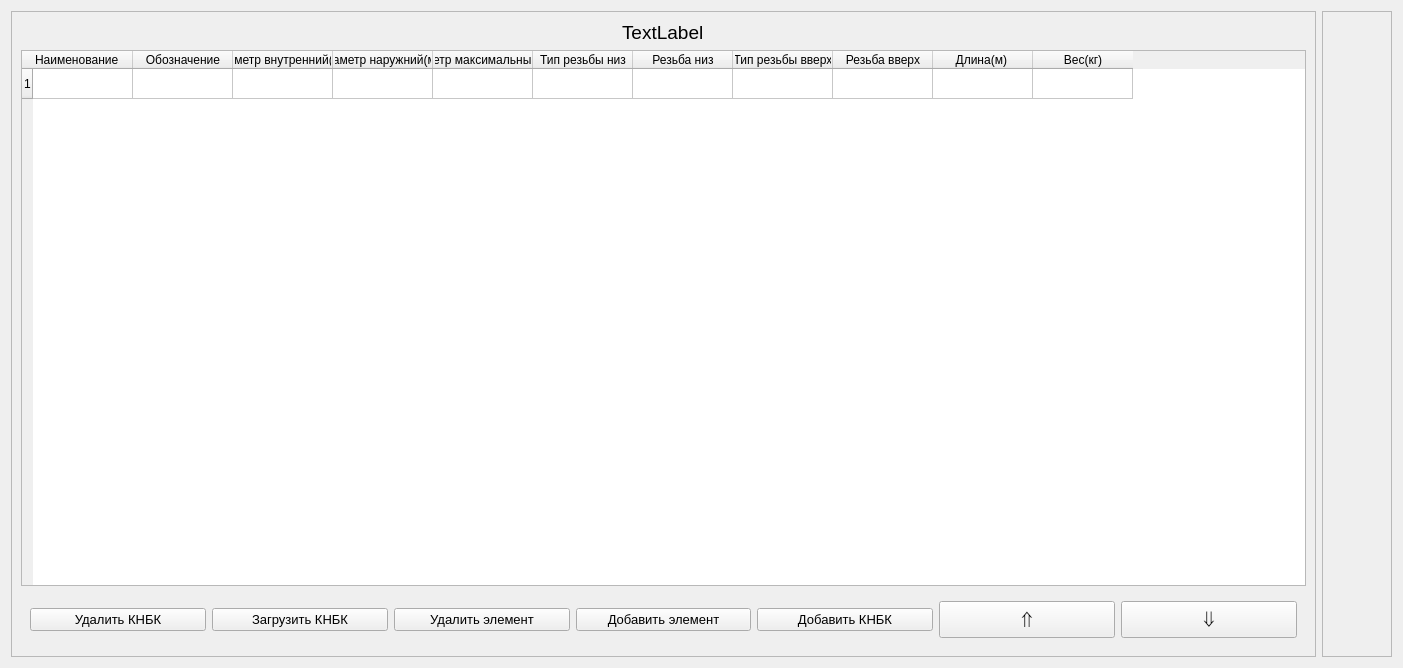
Qt form table.ui (chevashetz/app) before a commit.
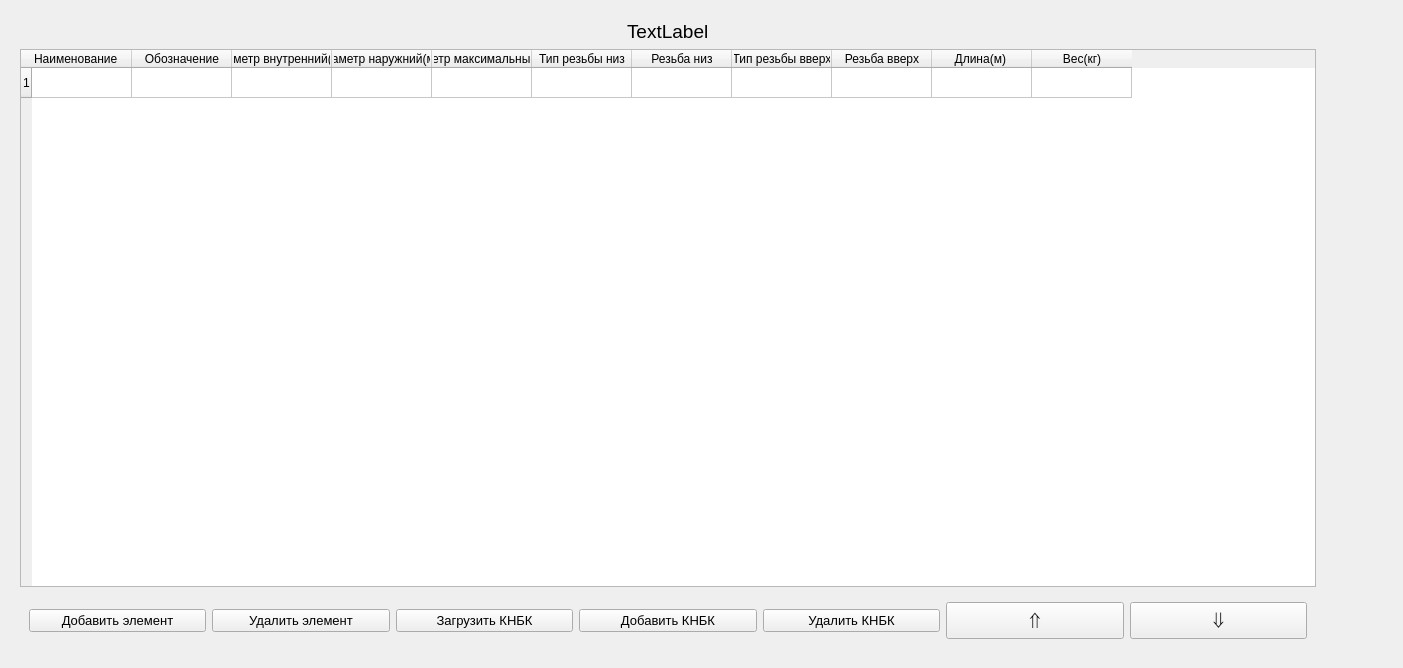
The same form after that commit.

Commit message: fix: Изображения в КНБК

Patch:
```diff
--- a/table.ui
+++ b/table.ui
@@ -26,14 +26,20 @@
    <string>Form</string>
   </property>
   <layout class="QHBoxLayout" name="horizontalLayout_3">
+   <property name="rightMargin">
+    <number>3</number>
+   </property>
    <item>
     <widget class="QFrame" name="frame">
      <property name="frameShape">
-      <enum>QFrame::StyledPanel</enum>
+      <enum>QFrame::NoFrame</enum>
      </property>
      <property name="frameShadow">
       <enum>QFrame::Raised</enum>
      </property>
+     <property name="lineWidth">
+      <number>0</number>
+     </property>
      <layout class="QVBoxLayout" name="verticalLayout">
       <item alignment="Qt::AlignHCenter">
        <widget class="QLabel" name="label">
@@ -157,60 +163,6 @@
       <item>
        <widget class="QFrame" name="frame_1">
         <layout class="QHBoxLayout" name="horizontalLayout">
-         <item>
-          <widget class="QPushButton" name="pushButton_delete_page">
-           <property name="minimumSize">
-            <size>
-             <width>0</width>
-             <height>0</height>
-            </size>
-           </property>
-           <property name="font">
-            <font>
-             <pointsize>10</pointsize>
-            </font>
-           </property>
-           <property name="text">
-            <string>Удалить КНБК</string>
-           </property>
-          </widget>
-         </item>
-         <item>
-          <widget class="QPushButton" name="pushButton_load_table">
-           <property name="minimumSize">
-            <size>
-             <width>0</width>
-             <height>0</height>
-            </size>
-           </property>
-           <property name="font">
-            <font>
-             <pointsize>10</pointsize>
-            </font>
-           </property>
-           <property name="text">
-            <string>Загрузить КНБК</string>
-           </property>
-          </widget>
-         </item>
-         <item>
-          <widget class="QPushButton" name="pushButton_delete_row">
-           <property name="minimumSize">
-            <size>
-             <width>0</width>
-             <height>0</height>
-            </size>
-           </property>
-           <property name="font">
-            <font>
-             <pointsize>10</pointsize>
-            </font>
-           </property>
-           <property name="text">
-            <string>Удалить элемент</string>
-           </property>
-          </widget>
-         </item>
          <item>
           <widget class="QPushButton" name="pushButton_add_row">
            <property name="minimumSize">
@@ -229,6 +181,42 @@
            </property>
           </widget>
          </item>
+         <item>
+          <widget class="QPushButton" name="pushButton_delete_row">
+           <property name="minimumSize">
+            <size>
+             <width>0</width>
+             <height>0</height>
+            </size>
+           </property>
+           <property name="font">
+            <font>
+             <pointsize>10</pointsize>
+            </font>
+           </property>
+           <property name="text">
+            <string>Удалить элемент</string>
+           </property>
+          </widget>
+         </item>
+         <item>
+          <widget class="QPushButton" name="pushButton_load_table">
+           <property name="minimumSize">
+            <size>
+             <width>0</width>
+             <height>0</height>
+            </size>
+           </property>
+           <property name="font">
+            <font>
+             <pointsize>10</pointsize>
+            </font>
+           </property>
+           <property name="text">
+            <string>Загрузить КНБК</string>
+           </property>
+          </widget>
+         </item>
          <item>
           <widget class="QPushButton" name="pushButton_add_page">
            <property name="minimumSize">
@@ -247,6 +235,24 @@
            </property>
           </widget>
          </item>
+         <item>
+          <widget class="QPushButton" name="pushButton_delete_page">
+           <property name="minimumSize">
+            <size>
+             <width>0</width>
+             <height>0</height>
+            </size>
+           </property>
+           <property name="font">
+            <font>
+             <pointsize>10</pointsize>
+            </font>
+           </property>
+           <property name="text">
+            <string>Удалить КНБК</string>
+           </property>
+          </widget>
+         </item>
          <item>
           <widget class="QPushButton" name="pushButton_row_up">
            <property name="minimumSize">
@@ -303,6 +309,18 @@
        <height>0</height>
       </size>
      </property>
+     <property name="styleSheet">
+      <string notr="true">QScrollBar:vertical { width: 15px; }</string>
+     </property>
+     <property name="frameShape">
+      <enum>QFrame::NoFrame</enum>
+     </property>
+     <property name="frameShadow">
+      <enum>QFrame::Plain</enum>
+     </property>
+     <property name="lineWidth">
+      <number>0</number>
+     </property>
      <property name="horizontalScrollBarPolicy">
       <enum>Qt::ScrollBarAlwaysOff</enum>
      </property>
@@ -314,14 +332,20 @@
        <rect>
         <x>0</x>
         <y>0</y>
-        <width>85</width>
-        <height>644</height>
+        <width>79</width>
+        <height>646</height>
        </rect>
       </property>
+      <property name="sizePolicy">
+       <sizepolicy hsizetype="Preferred" vsizetype="Expanding">
+        <horstretch>0</horstretch>
+        <verstretch>0</verstretch>
+       </sizepolicy>
+      </property>
       <property name="minimumSize">
        <size>
         <width>67</width>
-        <height>644</height>
+        <height>0</height>
        </size>
       </property>
       <layout class="QVBoxLayout" name="verticalLayout_2">
@@ -335,11 +359,24 @@
         <number>0</number>
        </property>
        <property name="rightMargin">
-        <number>0</number>
+        <number>15</number>
        </property>
        <property name="bottomMargin">
         <number>0</number>
        </property>
+       <item>
+        <spacer name="verticalSpacer">
+         <property name="orientation">
+          <enum>Qt::Vertical</enum>
+         </property>
+         <property name="sizeHint" stdset="0">
+          <size>
+           <width>20</width>
+           <height>40</height>
+          </size>
+         </property>
+        </spacer>
+       </item>
       </layout>
      </widget>
     </widget>
```
The commit also changes 7 other files.
